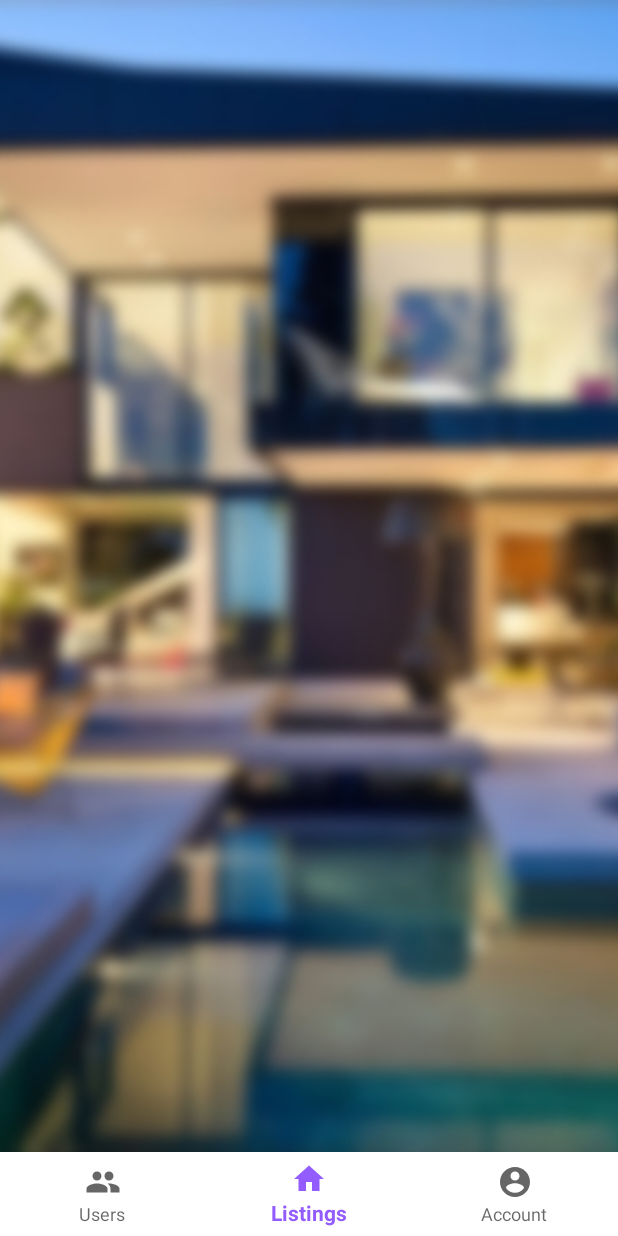
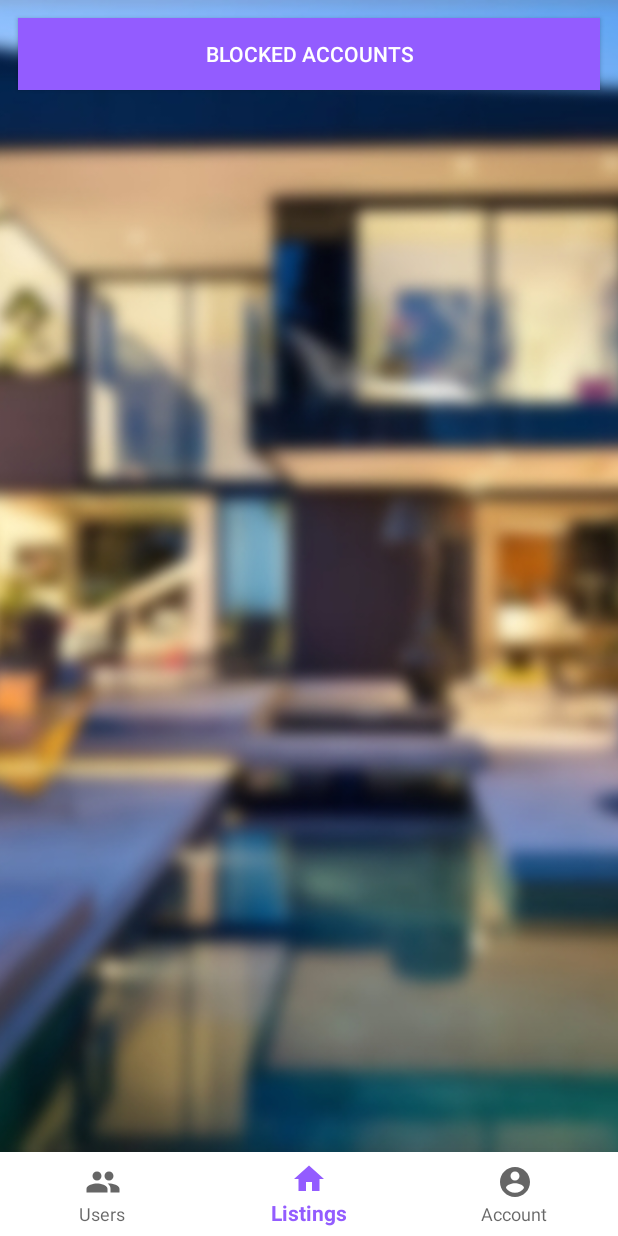
Before and after one commit to alekyavalisetty/appartment-rental-app, an Android app: the fragment AdminUsersList placed in its activity, on a phone screen of 412 x 824 dp. Run offline under Robolectric (Android 15) with nearby library versions, the phone set to English and light mode, and no system bars; our stand-ins replace Firebase (no records; nobody signed in at launch, a user with empty details on screens opened directly); pictures from the network do not load; Roboto replaces fonts that are not available here.

Commit message:
added button for blocked users in admin userslist fragment

```diff
--- a/app/src/main/res/layout/fragment_admin_users_list.xml
+++ b/app/src/main/res/layout/fragment_admin_users_list.xml
@@ -5,6 +5,19 @@
     android:layout_height="match_parent"
     xmlns:app="http://schemas.android.com/apk/res-auto"
     tools:context=".Admin.users.AdminUsersList">
+
+    <Button
+        android:id="@+id/viewBlockedAccounts"
+        android:layout_width="match_parent"
+        android:layout_height="wrap_content"
+        android:layout_marginLeft="12dp"
+        android:layout_marginTop="12dp"
+        android:layout_marginRight="12dp"
+        android:layout_marginBottom="12dp"
+        android:background="@color/colorPrimary"
+        android:text="Blocked Accounts"
+        android:textColor="@color/white"
+        />
 
     <ImageView
         android:id="@+id/imageView1"
@@ -15,6 +28,7 @@
 
     <androidx.core.widget.NestedScrollView
         android:layout_width="match_parent"
+        android:layout_below="@id/viewBlockedAccounts"
         android:layout_height="match_parent">
 
         <androidx.recyclerview.widget.RecyclerView
--- a/app/src/main/res/layout/item_users_listings.xml
+++ b/app/src/main/res/layout/item_users_listings.xml
@@ -4,6 +4,7 @@
     android:layout_width="match_parent"
     android:layout_height="match_parent"
     android:orientation="horizontal">
+
 
 
     <LinearLayout
```
